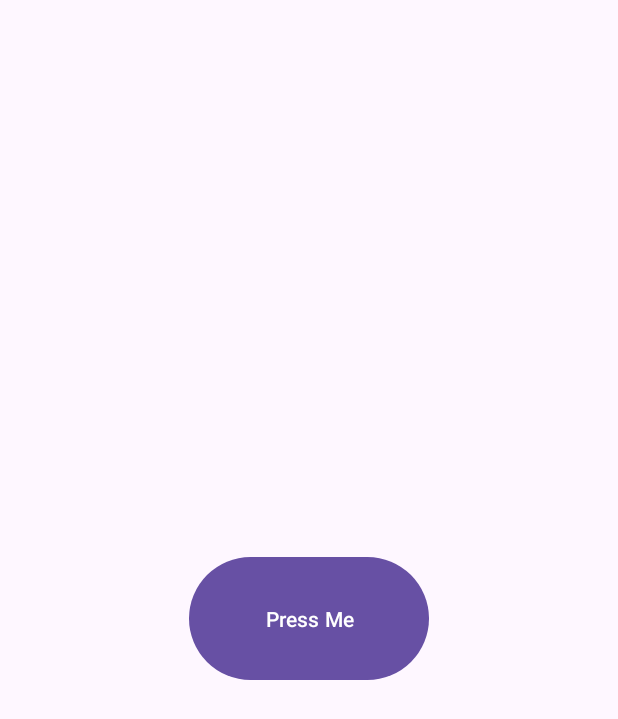
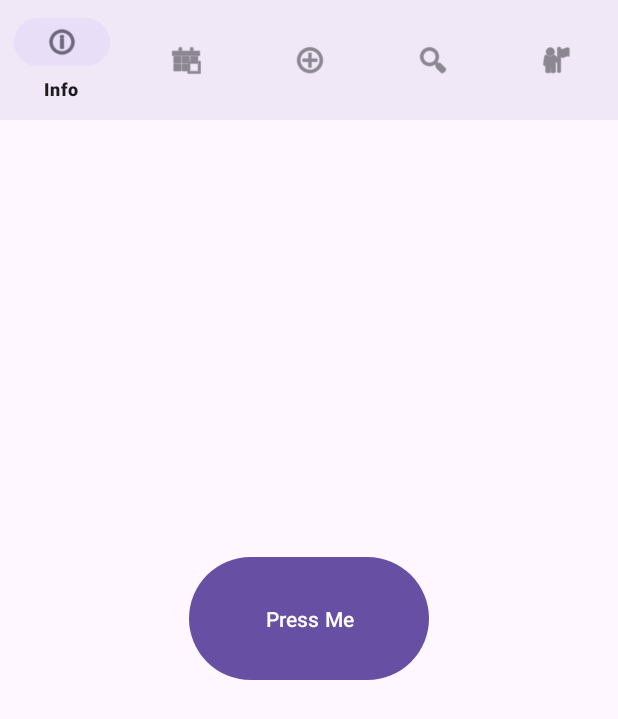
Before and after one commit to Bastiencpe/PilulierV75, an Android app: the screen it shows after launch (MainActivity), on a phone screen of 412 x 824 dp. Shown: the top 719 px of the screen. Run offline under Robolectric (Android 15) with nearby library versions, the phone set to English and light mode, and no system bars.

Commit message:
Jolie barre grr

```diff
--- a/app/build.gradle.kts
+++ b/app/build.gradle.kts
@@ -36,7 +36,7 @@ android {
 }
 
 dependencies {
-
+    implementation("com.google.android.material:material:1.9.0")
     implementation(libs.androidx.core.ktx)
     implementation(libs.androidx.appcompat)
     implementation(libs.material)
--- a/app/src/main/res/layout/activity_main.xml
+++ b/app/src/main/res/layout/activity_main.xml
@@ -30,4 +30,12 @@
         app:layout_constraintTop_toTopOf="parent"
         app:layout_constraintVertical_bias="0.5" />
 
+    <com.google.android.material.bottomnavigation.BottomNavigationView
+        android:id="@+id/bottom_navigation"
+        android:layout_width="match_parent"
+        android:layout_height="wrap_content"
+        android:layout_alignParentBottom="true"
+        android:background="?attr/colorSurface"
+        app:menu="@menu/bottom_nav_menu" />
+
 </androidx.constraintlayout.widget.ConstraintLayout>
--- /dev/null
+++ b/app/src/main/res/menu/bottom_nav_menu.xml
@@ -0,0 +1,22 @@
+<menu xmlns:android="http://schemas.android.com/apk/res/android">
+    <item
+        android:id="@+id/nav_info"
+        android:icon="@android:drawable/ic_menu_info_details"
+        android:title="Info" />
+    <item
+        android:id="@+id/nav_calendar"
+        android:icon="@android:drawable/ic_menu_today"
+        android:title="Calendrier" />
+    <item
+        android:id="@+id/nav_pill"
+        android:icon="@android:drawable/ic_menu_add"
+        android:title="Pilules" />
+    <item
+        android:id="@+id/nav_fire"
+        android:icon="@android:drawable/ic_menu_search"
+        android:title="Flamme" />
+    <item
+        android:id="@+id/nav_profile"
+        android:icon="@android:drawable/ic_menu_myplaces"
+        android:title="Profil" />
+</menu>
```
